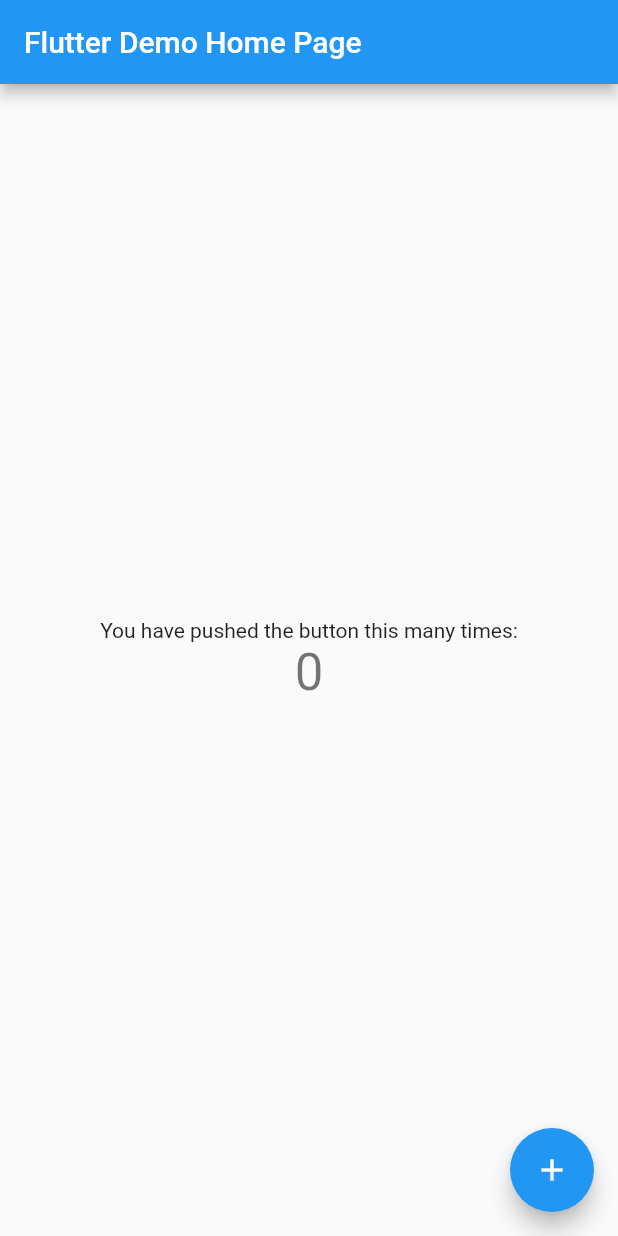
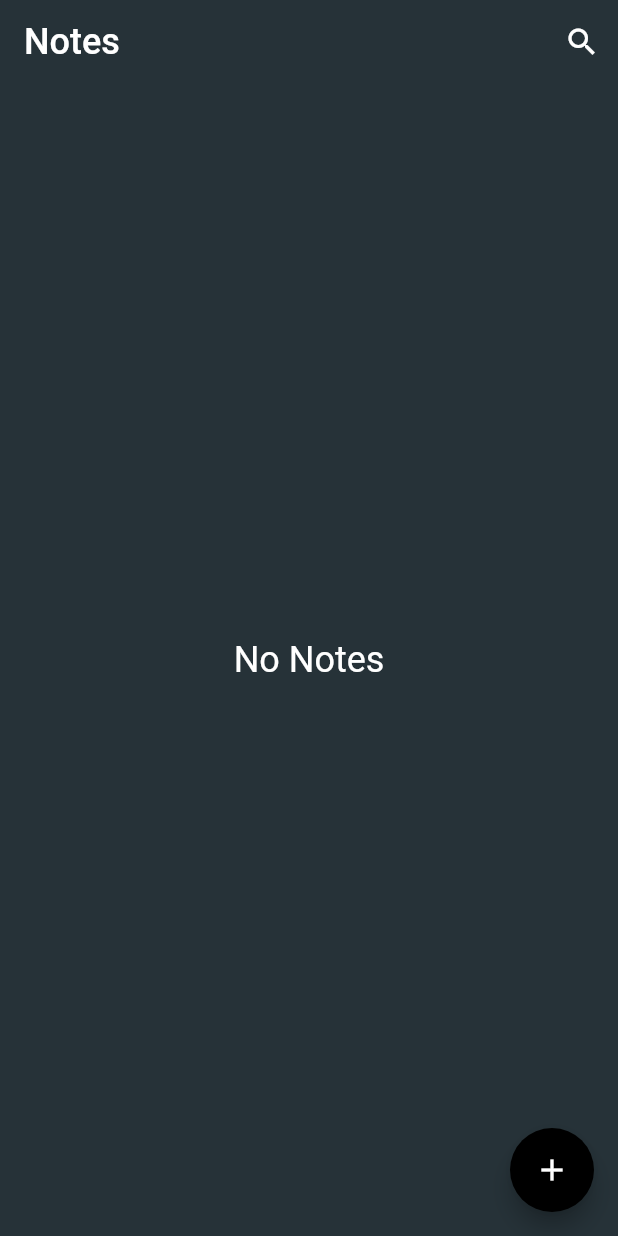
Before and after one commit to farhansadikgalib/Notepad-BD, a Flutter app: the screen it shows after launch, on a phone screen of 412 x 824 dp. Run offline on Flutter 3.47's test engine with Material 2 defaults, Android fonts, the phone set to English and light mode, and no system bars; our stand-ins replace sqflite; accounts and stored records are empty.

Commit message:
ui's are connected with database.

```diff
--- a/lib/Pages/Dashboard.dart
+++ b/lib/Pages/Dashboard.dart
@@ -1,18 +1,95 @@
 import 'package:flutter/material.dart';
+import 'package:flutter_staggered_grid_view/flutter_staggered_grid_view.dart';
+import 'package:notepad/Database/Notepad%20Database.dart';
+import 'package:notepad/Model/Notepad.dart';
+import 'package:notepad/Pages/AddNewNotepad.dart';
+import 'package:notepad/Pages/Notedetails.dart';
+import 'package:notepad/UI%20Widgets/note_card_widget.dart';
 
-class DashBoard extends StatefulWidget {
-  const DashBoard({Key? key}) : super(key: key);
+
+class NotesPage extends StatefulWidget {
+  @override
+  _NotesPageState createState() => _NotesPageState();
+}
+
+class _NotesPageState extends State<NotesPage> {
+  late List<Notepad> notes;
+  bool isLoading = false;
 
   @override
-  State<DashBoard> createState() => _DashBoardState();
+  void initState() {
+    super.initState();
+
+    refreshNotes();
   }
 
-class _DashBoardState extends State<DashBoard> {
   @override
-  Widget build(BuildContext context) {
-    return Scaffold(
+  void dispose() {
+    NotepadDatabase.instance.close();
 
+    super.dispose();
+  }
 
+  Future refreshNotes() async {
+    setState(() => isLoading = true);
+
+    this.notes = await NotepadDatabase.instance.readAllNotes();
+
+    setState(() => isLoading = false);
+  }
+
+  @override
+  Widget build(BuildContext context) => Scaffold(
+    appBar: AppBar(
+      title: Text(
+        'Notes',
+        style: TextStyle(fontSize: 24),
+      ),
+      actions: [Icon(Icons.search), SizedBox(width: 12)],
+    ),
+    body: Center(
+      child: isLoading
+          ? CircularProgressIndicator()
+          : notes.isEmpty
+          ? Text(
+        'No Notes',
+        style: TextStyle(color: Colors.white, fontSize: 24),
+      )
+          : buildNotes(),
+    ),
+    floatingActionButton: FloatingActionButton(
+      backgroundColor: Colors.black,
+      child: Icon(Icons.add),
+      onPressed: () async {
+        await Navigator.of(context).push(
+          MaterialPageRoute(builder: (context) => AddEditNotePage()),
+        );
+
+        refreshNotes();
+      },
+    ),
+  );
+
+  Widget buildNotes() => StaggeredGridView.countBuilder(
+    padding: EdgeInsets.all(8),
+    itemCount: notes.length,
+    staggeredTileBuilder: (index) => StaggeredTile.fit(2),
+    crossAxisCount: 4,
+    mainAxisSpacing: 4,
+    crossAxisSpacing: 4,
+    itemBuilder: (context, index) {
+      final note = notes[index];
+
+      return GestureDetector(
+        onTap: () async {
+          await Navigator.of(context).push(MaterialPageRoute(
+            builder: (context) => NoteDetailPage(noteId: note.id!),
+          ));
+
+          refreshNotes();
+        },
+        child: NoteCardWidget(note: note, index: index),
+      );
+    },
   );
 }
-}
--- a/lib/main.dart
+++ b/lib/main.dart
@@ -1,115 +1,32 @@
 import 'package:flutter/material.dart';
+import 'package:flutter/services.dart';
+import 'package:notepad/Pages/Dashboard.dart';
 
-void main() {
-  runApp(const MyApp());
+Future main() async {
+  WidgetsFlutterBinding.ensureInitialized();
+  await SystemChrome.setPreferredOrientations([
+    DeviceOrientation.portraitUp,
+    DeviceOrientation.portraitDown,
+  ]);
+
+  runApp(MyApp());
 }
-
 class MyApp extends StatelessWidget {
-  const MyApp({Key? key}) : super(key: key);
-
-  // This widget is the root of your application.
-  @override
-  Widget build(BuildContext context) {
-    return MaterialApp(
-      title: 'Flutter Demo',
-      theme: ThemeData(
-        // This is the theme of your application.
-        //
-        // Try running your application with "flutter run". You'll see the
-        // application has a blue toolbar. Then, without quitting the app, try
-        // changing the primarySwatch below to Colors.green and then invoke
-        // "hot reload" (press "r" in the console where you ran "flutter run",
-        // or simply save your changes to "hot reload" in a Flutter IDE).
-        // Notice that the counter didn't reset back to zero; the application
-        // is not restarted.
-        primarySwatch: Colors.blue,
-      ),
-      home: const MyHomePage(title: 'Flutter Demo Home Page'),
-    );
-  }
-}
-
-class MyHomePage extends StatefulWidget {
-  const MyHomePage({Key? key, required this.title}) : super(key: key);
-
-  // This widget is the home page of your application. It is stateful, meaning
-  // that it has a State object (defined below) that contains fields that affect
-  // how it looks.
-
-  // This class is the configuration for the state. It holds the values (in this
-  // case the title) provided by the parent (in this case the App widget) and
-  // used by the build method of the State. Fields in a Widget subclass are
-  // always marked "final".
-
-  final String title;
+  static final String title = 'Notes SQLite';
 
   @override
-  State<MyHomePage> createState() => _MyHomePageState();
+  Widget build(BuildContext context) => MaterialApp(
+    debugShowCheckedModeBanner: false,
+    title: title,
+    themeMode: ThemeMode.dark,
+    theme: ThemeData(
+      primaryColor: Colors.black,
+      scaffoldBackgroundColor: Colors.blueGrey.shade900,
+      appBarTheme: AppBarTheme(
+        backgroundColor: Colors.transparent,
+        elevation: 0,
+      ),
+    ),
+    home: NotesPage(),
+  );
 }
-
-class _MyHomePageState extends State<MyHomePage> {
-  int _counter = 0;
-
-  void _incrementCounter() {
-    setState(() {
-      // This call to setState tells the Flutter framework that something has
-      // changed in this State, which causes it to rerun the build method below
-      // so that the display can reflect the updated values. If we changed
-      // _counter without calling setState(), then the build method would not be
-      // called again, and so nothing would appear to happen.
-      _counter++;
-    });
-  }
-
-  @override
-  Widget build(BuildContext context) {
-    // This method is rerun every time setState is called, for instance as done
-    // by the _incrementCounter method above.
-    //
-    // The Flutter framework has been optimized to make rerunning build methods
-    // fast, so that you can just rebuild anything that needs updating rather
-    // than having to individually change instances of widgets.
-    return Scaffold(
-      appBar: AppBar(
-        // Here we take the value from the MyHomePage object that was created by
-        // the App.build method, and use it to set our appbar title.
-        title: Text(widget.title),
-      ),
-      body: Center(
-        // Center is a layout widget. It takes a single child and positions it
-        // in the middle of the parent.
-        child: Column(
-          // Column is also a layout widget. It takes a list of children and
-          // arranges them vertically. By default, it sizes itself to fit its
-          // children horizontally, and tries to be as tall as its parent.
-          //
-          // Invoke "debug painting" (press "p" in the console, choose the
-          // "Toggle Debug Paint" action from the Flutter Inspector in Android
-          // Studio, or the "Toggle Debug Paint" command in Visual Studio Code)
-          // to see the wireframe for each widget.
-          //
-          // Column has various properties to control how it sizes itself and
-          // how it positions its children. Here we use mainAxisAlignment to
-          // center the children vertically; the main axis here is the vertical
-          // axis because Columns are vertical (the cross axis would be
-          // horizontal).
-          mainAxisAlignment: MainAxisAlignment.center,
-          children: <Widget>[
-            const Text(
-              'You have pushed the button this many times:',
-            ),
-            Text(
-              '$_counter',
-              style: Theme.of(context).textTheme.headline4,
-            ),
-          ],
-        ),
-      ),
-      floatingActionButton: FloatingActionButton(
-        onPressed: _incrementCounter,
-        tooltip: 'Increment',
-        child: const Icon(Icons.add),
-      ), // This trailing comma makes auto-formatting nicer for build methods.
-    );
-  }
-}
--- a/pubspec.yaml
+++ b/pubspec.yaml
@@ -36,7 +36,7 @@ dependencies:
   cupertino_icons: ^1.0.2
   sqflite: ^2.0.2
   path_provider: ^2.0.9
-  flutter_staggered_grid_view: ^0.6.1
+  flutter_staggered_grid_view: ^0.4.0-nullsafety.3
   intl: ^0.17.0
 
 dev_dependencies:
```
Also changed, not shown: lib/Pages/AddNewNotepad.dart (added, +119 -0 lines), lib/Pages/Notedetails.dart (added, +93 -0 lines), lib/UI Widgets/note_card_widget.dart (added, +74 -0 lines), lib/UI Widgets/note_form_widget.dart (added, +90 -0 lines), pubspec.lock, 1 other file. Lines whose indentation alone changed are shown as unchanged.
